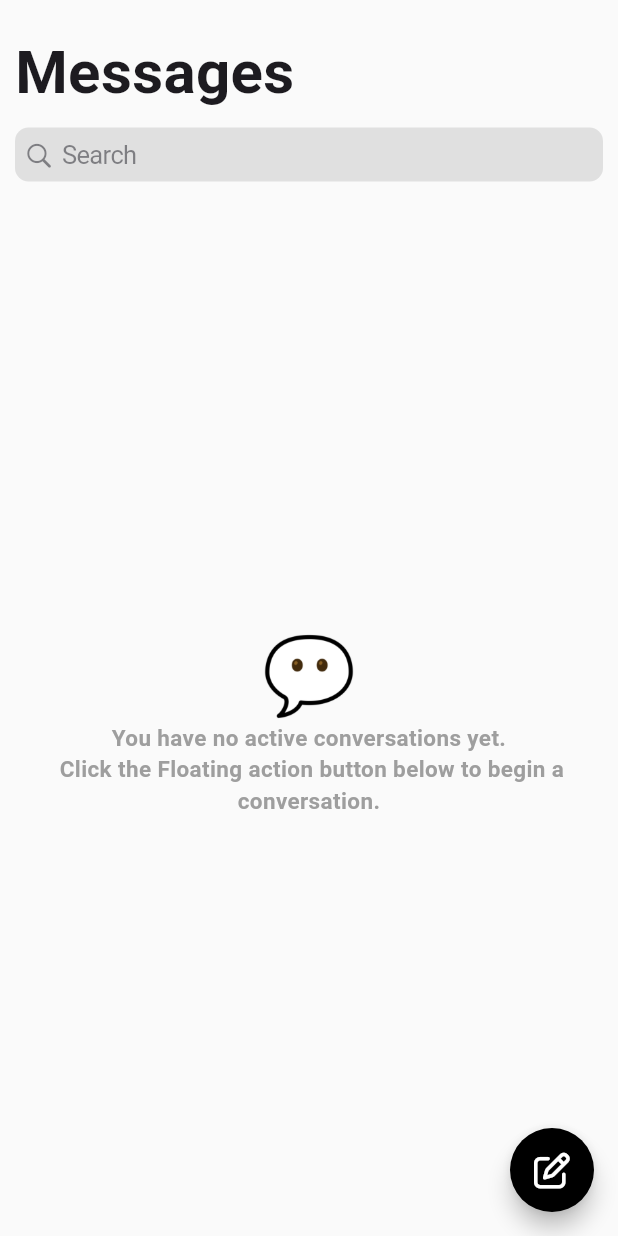
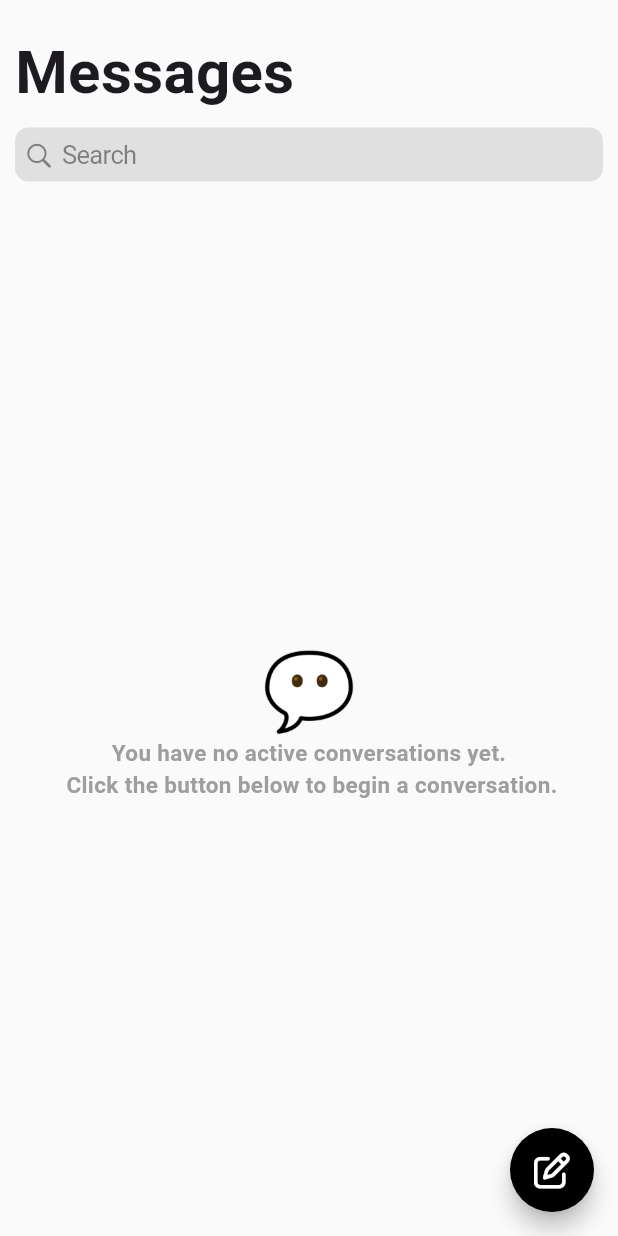
Before and after one commit to maykhid/min_chat, a Flutter app: the MessagesScreen screen opened by its route, on a phone screen of 412 x 824 dp. Run offline on Flutter 3.47's test engine with Material 3 defaults, Android fonts, the phone set to English and light mode, and no system bars; our stand-ins replace audio_video_progress_bar, audioplayers, bloc, cloud_firestore, equatable, firebase_auth and 14 more; missing offline and left inert: record; accounts and stored records are empty; generated files the repository leaves out were written again.

Commit message:
update: no active conversation yet message

```diff
--- a/lib/app/features/chat/ui/views/screens/messages_screen.dart
+++ b/lib/app/features/chat/ui/views/screens/messages_screen.dart
@@ -128,7 +128,7 @@ class _AwaitingMessages extends StatelessWidget {
           height: 60,
         ),
         Text(
-          '''You have no active conversations yet.\n Click the Floating action button below to begin a conversation.''',
+          '''You have no active conversations yet.\n Click the button below to begin a conversation.''',
           textAlign: TextAlign.center,
           style: GoogleFonts.varelaRound(
             fontSize: 15,
```
